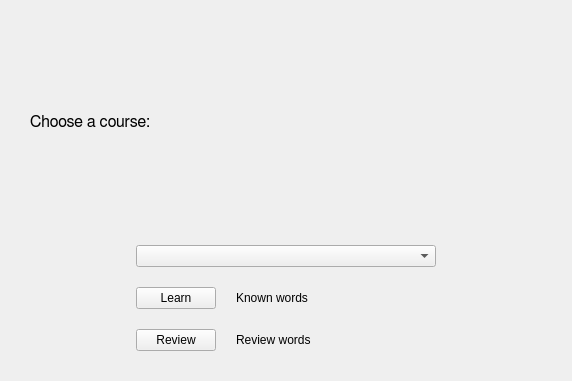
The window that src/gui/course_chooser_widget.ui (tombranfield/spaced_repeating_vocabulary) describes before a commit, drawn with Qt 5.
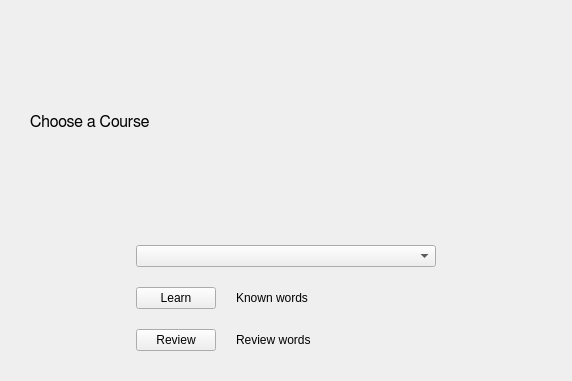
The same window after the commit.

Commit message: Made stats_widget look attractive and matches course_chooser_widget

Patch:
```diff
--- a/src/gui/course_chooser_widget.ui
+++ b/src/gui/course_chooser_widget.ui
@@ -53,7 +53,7 @@
        </font>
       </property>
       <property name="text">
-       <string>Choose a course:</string>
+       <string>Choose a Course</string>
       </property>
      </widget>
     </item>
```
The commit also changes 3 other files.
